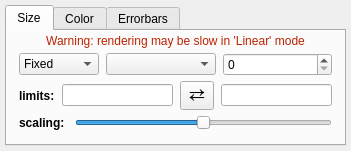
glue-viz/glue, file glue/viewers/scatter/qt/layer_style_editor_scatter.ui: the form before one commit.
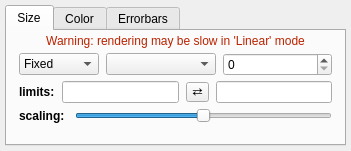
The form after the commit. Custom widgets are drawn as their Qt base class.

Commit message: Remove pointsize from ui files

What changed in the file:
```diff
--- a/glue/viewers/scatter/qt/layer_style_editor_scatter.ui
+++ b/glue/viewers/scatter/qt/layer_style_editor_scatter.ui
@@ -130,11 +130,6 @@
           </item>
           <item>
            <widget class="QToolButton" name="button_flip_size">
-            <property name="font">
-             <font>
-              <pointsize>14</pointsize>
-             </font>
-            </property>
             <property name="styleSheet">
              <string notr="true">padding: 0px</string>
             </property>
```
Left out of the diff: 5 changed lines with no effect on the pictures.
